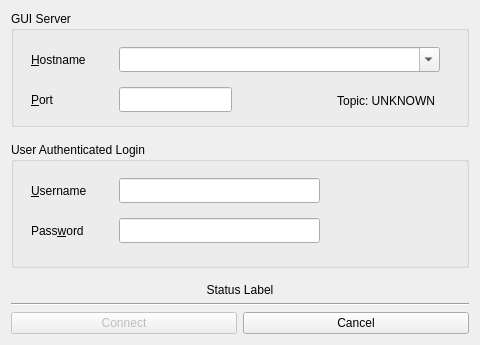
Before: the Qt Designer form src/pythonGui/karabogui/dialogs/ui/reactive_login_dialog.ui in European-XFEL/Karabo, drawn with Qt 5.
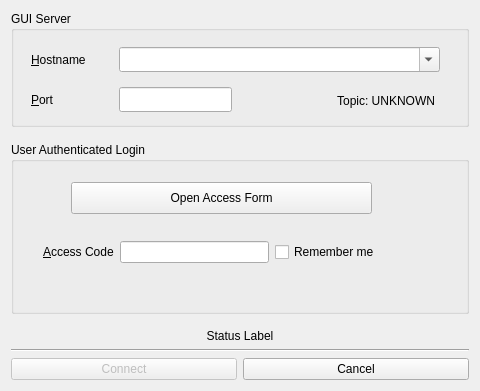
After: the same form once the commit is applied. The open tabs and pages were chosen to show the change.

Commit message: feat(GUI): Login through browser

What changed in the file:
```diff
--- a/src/pythonGui/karabogui/dialogs/ui/reactive_login_dialog.ui
+++ b/src/pythonGui/karabogui/dialogs/ui/reactive_login_dialog.ui
@@ -7,7 +7,7 @@
     <x>0</x>
     <y>0</y>
     <width>480</width>
-    <height>345</height>
+    <height>391</height>
    </rect>
   </property>
   <property name="minimumSize">
@@ -201,60 +201,56 @@
          <property name="title">
           <string>User Authenticated Login</string>
          </property>
-         <widget class="QLabel" name="label_auth_username">
+         <widget class="QPushButton" name="authenticate_button">
           <property name="geometry">
            <rect>
-            <x>20</x>
+            <x>60</x>
             <y>40</y>
-            <width>84</width>
-            <height>17</height>
+            <width>301</width>
+            <height>32</height>
            </rect>
           </property>
-          <property name="text">
-           <string>&amp;Username</string>
+          <property name="toolTip">
+           <string> Open browser to generate the access code by authenticating the user</string>
           </property>
-          <property name="buddy">
-           <cstring>edit_username</cstring>
-          </property>
-         </widget>
-         <widget class="QLineEdit" name="edit_username">
-          <property name="geometry">
-           <rect>
-            <x>108</x>
-            <y>36</y>
-            <width>201</width>
-            <height>25</height>
-           </rect>
-          </property>
-         </widget>
-         <widget class="QLabel" name="label_password">
-          <property name="geometry">
-           <rect>
-            <x>20</x>
-            <y>80</y>
-            <width>84</width>
-            <height>17</height>
-           </rect>
-          </property>
           <property name="text">
-           <string>Pass&amp;word</string>
+           <string>Open Access Form</string>
           </property>
-          <property name="buddy">
-           <cstring>edit_password</cstring>
+          <property name="autoDefault">
+           <bool>false</bool>
           </property>
          </widget>
-         <widget class="QLineEdit" name="edit_password">
+         <widget class="QWidget" name="layoutWidget">
           <property name="geometry">
            <rect>
-            <x>108</x>
-            <y>76</y>
-            <width>201</width>
-            <height>25</height>
+            <x>32</x>
+            <y>96</y>
+            <width>337</width>
+            <height>28</height>
            </rect>
           </property>
-          <property name="echoMode">
-           <enum>QLineEdit::Password</enum>
-          </property>
+          <layout class="QHBoxLayout" name="horizontalLayout_5">
+           <item>
+            <widget class="QLabel" name="label_access_code">
+             <property name="text">
+              <string>&amp;Access Code</string>
+             </property>
+             <property name="buddy">
+              <cstring>edit_access_code</cstring>
+             </property>
+            </widget>
+           </item>
+           <item>
+            <widget class="QLineEdit" name="edit_access_code"/>
+           </item>
+           <item>
+            <widget class="QCheckBox" name="remember_login">
+             <property name="text">
+              <string>Remember me</string>
+             </property>
+            </widget>
+           </item>
+          </layout>
          </widget>
         </widget>
        </item>
```
The commit also changes 7 other files.
